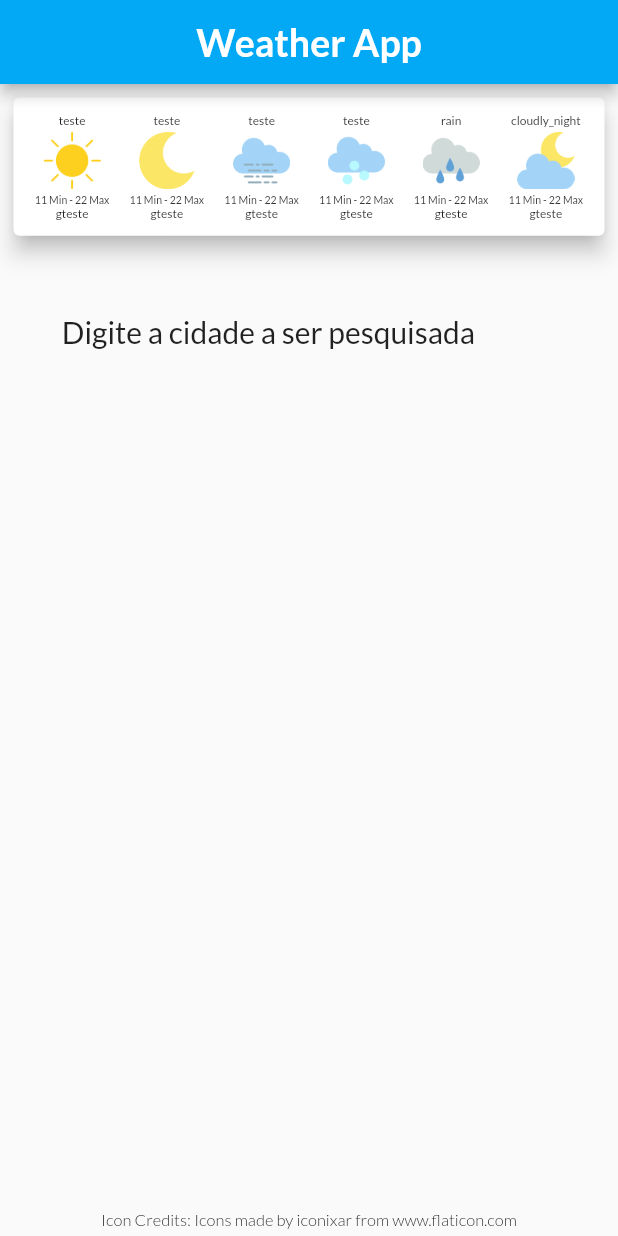
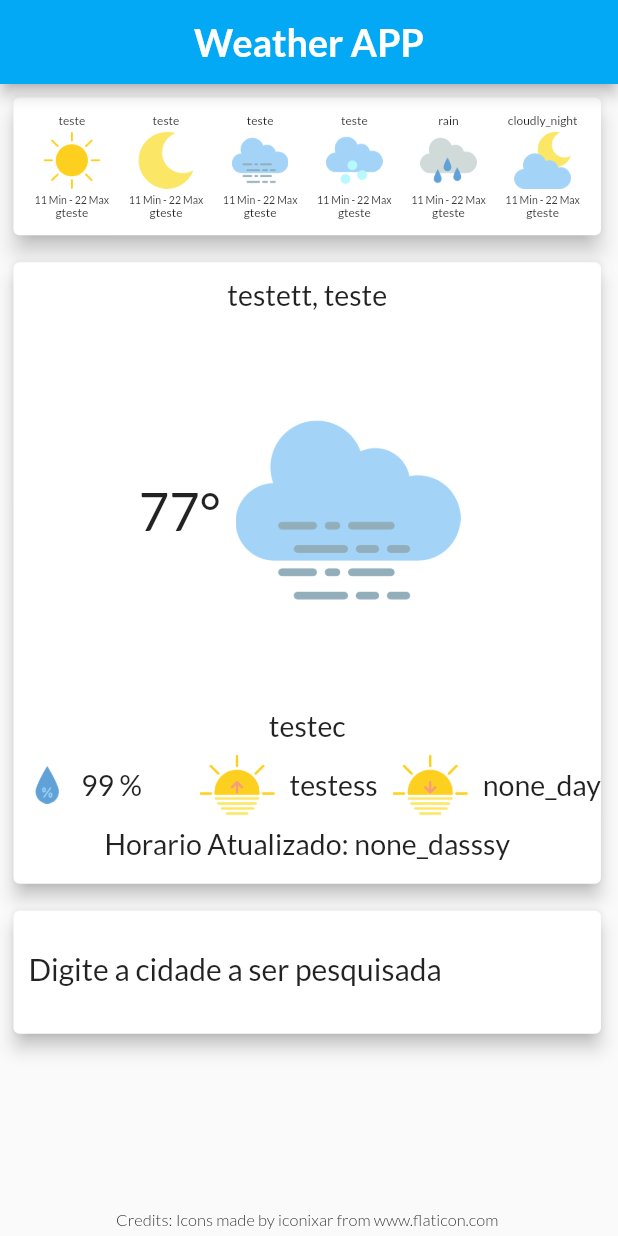
Before and after one commit to GuiNoronhaS/WeatherAPP, a Flutter app: the screen it shows after launch, on a phone screen of 412 x 824 dp. Run offline on Flutter 3.47's test engine with Material 2 defaults, Android fonts, the phone set to English and light mode, and no system bars.

Commit message:
Forecast Today Complete

```diff
--- a/lib/components/theme/appTheme.dart
+++ b/lib/components/theme/appTheme.dart
@@ -35,8 +35,8 @@ _buildTheme() {
             fontWeight: FontWeight.w300,
           ),
           subtitle1: TextStyle(
-            fontSize: 9,
-            fontWeight: FontWeight.w300,
+            fontSize: 16,
+            fontWeight: FontWeight.w700,
             color: Colors.grey,
           ),
           button: TextStyle(
--- a/lib/components/widgets/ForecastBar.dart
+++ b/lib/components/widgets/ForecastBar.dart
@@ -18,7 +18,7 @@ class ForecastBar extends StatelessWidget {
               horizontal: 10,
               vertical: 3,
             ),
-            child: retornaImage(previsao.condicao),
+            child: _retornaImage(previsao.condicao),
             ),
         Text("${previsao.tempMin} Min - ${previsao.tempMax} Max", style: TextStyle(fontSize: 7),),
         Text(previsao.descricao, style: TextStyle(fontSize: 8),),
@@ -26,7 +26,7 @@ class ForecastBar extends StatelessWidget {
     );
   }
 
-  retornaImage(String cond) {
+  _retornaImage(String cond) {
     switch(cond){
       case "storm": {
         return Image.asset('assets/images/storm.png', fit: BoxFit.cover,);
--- /dev/null
+++ b/lib/components/widgets/ForecastDay.dart
@@ -0,0 +1,193 @@
+import 'package:flutter/material.dart';
+import 'package:weatherApp/model/Previsao.dart';
+
+class ForecastDay extends StatelessWidget {
+  final Previsao today;
+
+  ForecastDay(this.today);
+
+  @override
+  Widget build(BuildContext context) {
+    final availableWidth = MediaQuery.of(context).size.width;
+
+    return Card(
+      elevation: 5,
+      child: Column(
+        children: [
+          SizedBox(height: 10),
+          Text('${today.city}, ${today.date}'),
+          Flexible(
+            fit: FlexFit.tight,
+            child: Row(
+              mainAxisAlignment: MainAxisAlignment.center,
+              children: [
+                Text('${today.temp}°', style: TextStyle(fontSize:35),),
+                Container(
+                  height: 150,
+                  width: 150,
+                  margin: EdgeInsets.symmetric(
+                    horizontal: 10,
+                    vertical: 3,
+                  ),
+                  child: _retornaImage(today.condition),
+                ),
+              ],
+            ),
+          ),
+          Text('${today.description}'),
+          Container(
+            width: availableWidth,
+            child: Row(
+              children: [
+                Flexible(
+                  fit: FlexFit.tight,
+                  child: Row(
+                    children: [
+                      Container(
+                        height: 25,
+                        width: 25,
+                        margin: EdgeInsets.symmetric(
+                          horizontal: 10,
+                          vertical: 3,
+                        ),
+                        child: Image.asset(
+                          'assets/images/humidity.png',
+                          fit: BoxFit.cover,
+                        ),
+                      ),
+                      Text('${today.humidity} %'),
+                    ],
+                  ),
+                ),
+                Container(
+                  child: Row(
+                    children: [
+                      Container(
+                        height: 50,
+                        width: 50,
+                        margin: EdgeInsets.symmetric(
+                          horizontal: 10,
+                          vertical: 3,
+                        ),
+                        child: Image.asset(
+                          'assets/images/sunrise.png',
+                          fit: BoxFit.cover,
+                        ),
+                      ),
+                      Text('${today.sunrise}'),
+                    ],
+                  ),
+                ),
+                Container(
+                  child: Row(
+                    children: [
+                      Container(
+                        height: 50,
+                        width: 50,
+                        margin: EdgeInsets.symmetric(
+                          horizontal: 10,
+                          vertical: 3,
+                        ),
+                        child: Image.asset(
+                          'assets/images/sunset.png',
+                          fit: BoxFit.cover,
+                        ),
+                      ),
+                      Text('${today.sunset}'),
+                    ],
+                  ),
+                ),
+              ],
+            ),
+          ),
+          Text('Horario Atualizado: ${today.time}'),
+          SizedBox(height: 15),
+        ],
+      ),
+    );
+  }
+
+  _retornaImage(String cond) {
+    switch (cond) {
+      case "storm":
+        {
+          return Image.asset(
+            'assets/images/storm.png',
+            fit: BoxFit.cover,
+          );
+        }
+        break;
+      case "snow":
+        {
+          return Image.asset(
+            'assets/images/snowy.png',
+            fit: BoxFit.cover,
+          );
+        }
+        break;
+      case "hail":
+        {
+          return Image.asset(
+            'assets/images/hail.png',
+            fit: BoxFit.cover,
+          );
+        }
+        break;
+      case "rain":
+        {
+          return Image.asset(
+            'assets/images/rainy.png',
+            fit: BoxFit.cover,
+          );
+        }
+        break;
+      case "fog":
+        {
+          return Image.asset(
+            'assets/images/foog.png',
+            fit: BoxFit.cover,
+          );
+        }
+        break;
+      case "cloud":
+        {
+          return Image.asset(
+            'assets/images/cloudy-1.png',
+            fit: BoxFit.cover,
+          );
+        }
+        break;
+      case "cloudly_day":
+        {
+          return Image.asset(
+            'assets/images/cloudy-3.png',
+            fit: BoxFit.cover,
+          );
+        }
+        break;
+      case "cloudly_night":
+        {
+          return Image.asset(
+            'assets/images/cloudy-2.png',
+            fit: BoxFit.cover,
+          );
+        }
+        break;
+      default:
+        {
+          if (cond == "none_day" || cond == "clear_day") {
+            return Image.asset(
+              'assets/images/sun.png',
+              fit: BoxFit.cover,
+            );
+          } else {
+            //none_night or clear_night
+            return Image.asset(
+              'assets/images/night.png',
+              fit: BoxFit.cover,
+            );
+          }
+        }
+    }
+  }
+}
--- a/lib/components/widgets/SearchBar.dart
+++ b/lib/components/widgets/SearchBar.dart
@@ -15,7 +15,7 @@ class SearchBar extends StatelessWidget {
         labelStyle: Theme.of(context).textTheme.headline6,
         hintText: 'Florianópolis',
         hintStyle: Theme.of(context).textTheme.subtitle1,
-        border: InputBorder.none
+        border: InputBorder.none,
       ),
     );
   }
--- a/lib/main.dart
+++ b/lib/main.dart
@@ -1,8 +1,10 @@
 import 'package:flutter/material.dart';
 import 'package:flutter/services.dart';
 import 'package:weatherApp/components/widgets/ForecastCard.dart';
+import 'package:weatherApp/components/widgets/ForecastDay.dart';
 import 'package:weatherApp/components/widgets/SearchBar.dart';
 import 'package:weatherApp/model/FuturasPrevisoes.dart';
+import 'package:weatherApp/model/Previsao.dart';
 
 import 'components/theme/appTheme.dart';
 
@@ -66,6 +68,56 @@ class _MyHomePageState extends State<MyHomePage> {
         tempMin: 11),
   ];
 
+  Previsao testeG = new Previsao(
+    city: "testett",
+    condition: "fog",
+    date: "teste",
+    description: "testec",
+    humidity: 99,
+    sunrise: "testess",
+    sunset: "none_day",
+    temp: 77,
+    time: "none_dasssy",
+    previsoesSemana: [
+      FuturasPrevisoes(
+          condicao: "none_day",
+          data: "teste",
+          descricao: "gteste",
+          tempMax: 22,
+          tempMin: 11),
+      FuturasPrevisoes(
+          condicao: "none_night",
+          data: "teste",
+          descricao: "gteste",
+          tempMax: 22,
+          tempMin: 11),
+      FuturasPrevisoes(
+          condicao: "fog",
+          data: "teste",
+          descricao: "gteste",
+          tempMax: 22,
+          tempMin: 11),
+      FuturasPrevisoes(
+          condicao: "hail",
+          data: "teste",
+          descricao: "gteste",
+          tempMax: 22,
+          tempMin: 11),
+      FuturasPrevisoes(
+          condicao: "rain",
+          data: "rain",
+          descricao: "gteste",
+          tempMax: 22,
+          tempMin: 11),
+      FuturasPrevisoes(
+          condicao: "cloudly_night",
+          data: "cloudly_night",
+          descricao: "gteste",
+          tempMax: 22,
+          tempMin: 11),
+    ],
+  );
+
   @override
   Widget build(BuildContext context) {
     SystemChrome.setPreferredOrientations([
@@ -73,7 +125,7 @@ class _MyHomePageState extends State<MyHomePage> {
     ]);
 
     final appbar = AppBar(
-      title: Text("Weather App"),
+      title: Text("Weather APP"),
       centerTitle: true,
       backgroundColor: Colors.lightBlue,
     );
@@ -84,24 +136,43 @@ class _MyHomePageState extends State<MyHomePage> {
 
     return Scaffold(
       appBar: appbar,
-      body: Column(
+      body: SingleChildScrollView(
+        physics: ClampingScrollPhysics(),
+        child: ConstrainedBox(
+          constraints: BoxConstraints(
+            maxHeight: availableHeight,
+            maxWidth: availableWidth,
+          ),
+          child: Column(
             crossAxisAlignment: CrossAxisAlignment.center,
             mainAxisAlignment: MainAxisAlignment.start,
             children: <Widget>[
               Container(
                 margin: EdgeInsets.all(5),
-            width: availableWidth * 0.99,
+                width: availableWidth * 0.97,
                 child: ForecastCard(teste),
               ),
               Container(
-            margin: EdgeInsets.all(30),
-            width: availableWidth * 0.8,
+                margin: EdgeInsets.all(5),
+                height: availableHeight * 0.55,
+                width: availableWidth * 0.97,
+                child: ForecastDay(testeG),
+              ),
+              Container(
+                margin: EdgeInsets.all(5),
+                width: availableWidth * 0.97,
+                child: Card(
+                  elevation: 5,
+                  child: Padding(
+                    padding: const EdgeInsets.all(10),
                     child: SearchBar(),
+                  ),
+                ),
               ),
               Spacer(),
               Container(
                 child: Text(
-              "Icon Credits: Icons made by iconixar from www.flaticon.com",
+                  "Credits: Icons made by iconixar from www.flaticon.com",
                   style: defaultTheme.textTheme.subtitle2,
                   //style: TextStyle(fontFamily: 'Lato-Regular',fontWeight: FontWeight.w300,fontSize: 12),
                 ),
@@ -111,6 +182,8 @@ class _MyHomePageState extends State<MyHomePage> {
               )
             ],
           ),
+        ),
+      ),
     );
   }
 }
--- a/lib/model/Previsao.dart
+++ b/lib/model/Previsao.dart
@@ -9,6 +9,8 @@ class Previsao {
   final String city;
   final int humidity;
   final String condition;
+  final String sunrise;
+  final String sunset;
   final List<FuturasPrevisoes> previsoesSemana;
 
     Previsao({
@@ -19,6 +21,8 @@ class Previsao {
     @required this.city,
     @required this.humidity,
     @required this.condition,
+    @required this.sunrise,
+    @required this.sunset,
     @required this.previsoesSemana,
   });
 }
--- a/pubspec.yaml
+++ b/pubspec.yaml
@@ -60,6 +60,9 @@ flutter:
       - assets/images/snowy.png
       - assets/images/storm.png
       - assets/images/sun.png
+      - assets/images/sunset.png
+      - assets/images/sunrise.png
+      - assets/images/humidity.png
 
   # An image asset can refer to one or more resolution-specific "variants", see
   # https://flutter.dev/assets-and-images/#resolution-aware.
```
Also changed, not shown: assets/images/humidity.png (added), assets/images/sunrise.png (added), assets/images/sunset.png (added). Lines whose indentation alone changed are shown as unchanged.
